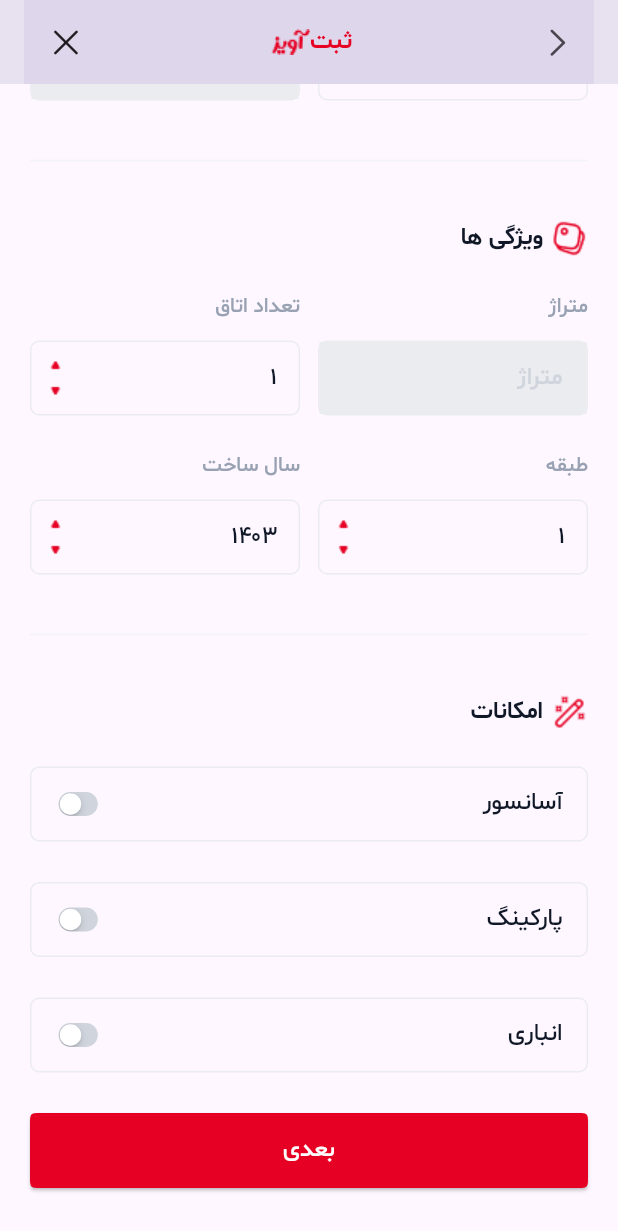
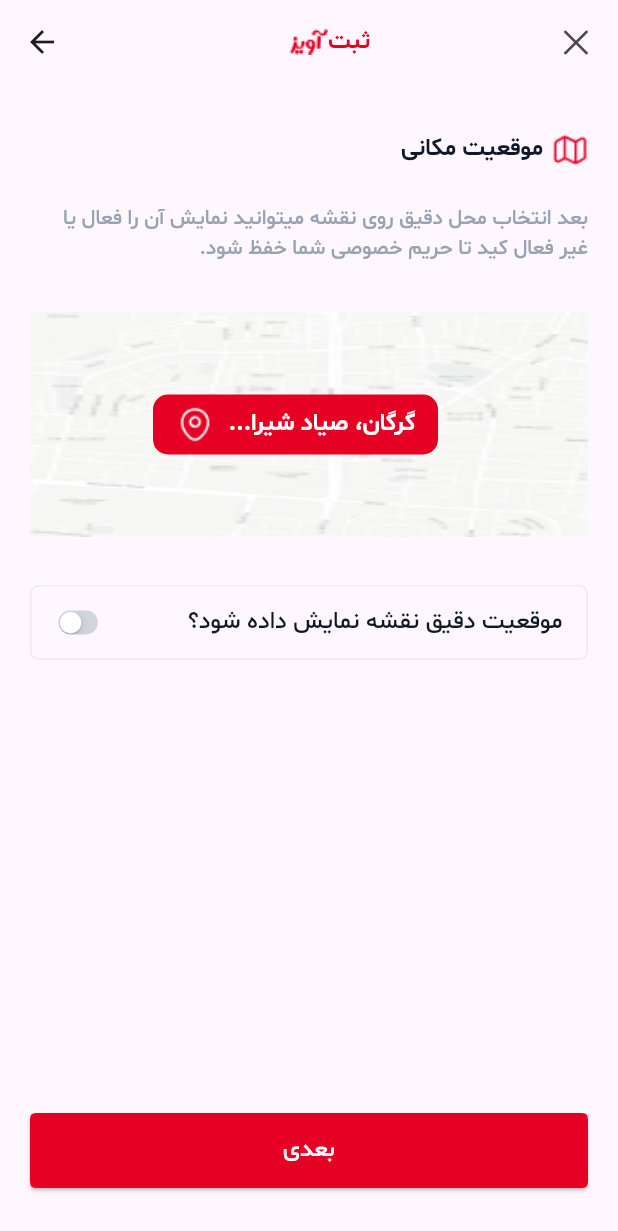
Before and after one commit to samsaie/aviz_application, a Flutter app: the RegisterPromotionDetailScreen screen opened directly, scrolled down 151 dp, after a tap on "بعدی", on a phone screen of 412 x 824 dp. Shown: the top 1231 px of the screen. Run offline on Flutter 3.47's test engine with Material 3 defaults, Android fonts, the phone set to English and light mode, and no system bars; our stand-ins replace bloc, cached_network_image, dartz, dio, dotted_border, flutter_bloc and 3 more.

Commit message:
Register Promotion Screen

```diff
--- a/lib/features/add_promotion/view/register_promotion_detail_screen.dart.dart
+++ b/lib/features/add_promotion/view/register_promotion_detail_screen.dart.dart
@@ -19,7 +19,6 @@ class _RegisterPromotionDetailScreenState
   Widget build(BuildContext context) {
     return Scaffold(
       appBar: AppBar(
-        automaticallyImplyLeading: false,
         title: const AddAppBar(),
       ),
       body: const Directionality(
@@ -27,19 +26,19 @@ class _RegisterPromotionDetailScreenState
         child: SingleChildScrollView(
           child: Column(
             children: [
-              _GetSelectCategory(),
+              _GetSelectCategoryContainer(),
               Divider(
                 endIndent: 20,
                 indent: 20,
                 color: AppColors.grey200,
               ),
-              _GetPropertyCategory(),
+              _GetPropertyContainer(),
               Divider(
                 endIndent: 20,
                 indent: 20,
                 color: AppColors.grey200,
               ),
-              _GetFacilityCategory()
+              _GetFacilityContainer()
             ],
           ),
         ),
@@ -48,14 +47,16 @@ class _RegisterPromotionDetailScreenState
   }
 }
 
-class _GetSelectCategory extends StatefulWidget {
-  const _GetSelectCategory();
+class _GetSelectCategoryContainer extends StatefulWidget {
+  const _GetSelectCategoryContainer();
 
   @override
-  State<_GetSelectCategory> createState() => _GetSelectCategoryState();
+  State<_GetSelectCategoryContainer> createState() =>
+      _GetSelectCategoryContainerState();
 }
 
-class _GetSelectCategoryState extends State<_GetSelectCategory> {
+class _GetSelectCategoryContainerState
+    extends State<_GetSelectCategoryContainer> {
   var categories = [
     'فروش آپارتمان',
     'فروش خانه و ویلا',
@@ -162,12 +163,8 @@ class _GetSelectCategoryState extends State<_GetSelectCategory> {
                         border: InputBorder.none,
                         fillColor: AppColors.grey300,
                         filled: true,
-                        labelText: 'خیابان صیاد شیرازی',
-                        labelStyle: appTheme()
-                            .textTheme
-                            .titleMedium!
-                            .apply(color: AppColors.grey400),
-                        floatingLabelStyle: appTheme()
+                        hintText: 'خیابان صیاد شیرازی',
+                        hintStyle: appTheme()
                             .textTheme
                             .titleMedium!
                             .apply(color: AppColors.grey400),
@@ -184,14 +181,14 @@ class _GetSelectCategoryState extends State<_GetSelectCategory> {
   }
 }
 
-class _GetPropertyCategory extends StatefulWidget {
-  const _GetPropertyCategory();
+class _GetPropertyContainer extends StatefulWidget {
+  const _GetPropertyContainer();
 
   @override
-  State<_GetPropertyCategory> createState() => _GetPropertyCategoryState();
+  State<_GetPropertyContainer> createState() => _GetPropertyContainerState();
 }
 
-class _GetPropertyCategoryState extends State<_GetPropertyCategory> {
+class _GetPropertyContainerState extends State<_GetPropertyContainer> {
   var numbers = [
     '۱',
     '۲',
@@ -259,12 +256,8 @@ class _GetPropertyCategoryState extends State<_GetPropertyCategory> {
                         border: InputBorder.none,
                         fillColor: AppColors.grey300,
                         filled: true,
-                        labelText: 'متراژ',
-                        labelStyle: appTheme()
-                            .textTheme
-                            .titleMedium!
-                            .apply(color: AppColors.grey400),
-                        floatingLabelStyle: appTheme()
+                        hintText: 'متراژ',
+                        hintStyle: appTheme()
                             .textTheme
                             .titleMedium!
                             .apply(color: AppColors.grey400),
@@ -434,8 +427,8 @@ class _GetPropertyCategoryState extends State<_GetPropertyCategory> {
   }
 }
 
-class _GetFacilityCategory extends StatelessWidget {
-  const _GetFacilityCategory();
+class _GetFacilityContainer extends StatelessWidget {
+  const _GetFacilityContainer();
 
   @override
   Widget build(BuildContext context) {
@@ -535,7 +528,7 @@ class _GetFacilityCategory extends StatelessWidget {
           const SizedBox(
             height: 27,
           ),
-          next2Button()
+          next2Button(context)
         ],
       ),
     );
--- /dev/null
+++ b/lib/features/add_promotion/view/register_promotion_location.dart
@@ -0,0 +1,168 @@
+import 'package:flutter/material.dart';
+import '../../../Constants/color.dart';
+import '../../../Constants/theme.dart';
+import '../../../widgets/appBars.dart';
+import '../../../widgets/switch.dart';
+import 'register_promotion_photo_screen.dart';
+
+class RegisterPromotionLocationScreen extends StatefulWidget {
+  const RegisterPromotionLocationScreen({super.key});
+
+  @override
+  State<RegisterPromotionLocationScreen> createState() =>
+      _RegisterPromotionLocationScreenState();
+}
+
+class _RegisterPromotionLocationScreenState
+    extends State<RegisterPromotionLocationScreen> {
+  @override
+  Widget build(BuildContext context) {
+    return Scaffold(
+      appBar: AppBar(
+        title: const AddAppBar(),
+      ),
+      body: Directionality(
+        textDirection: TextDirection.rtl,
+        child: Padding(
+          padding: const EdgeInsets.symmetric(horizontal: 20, vertical: 32),
+          child: Column(
+            children: [
+              Expanded(
+                child: Column(
+                  children: [
+                    Row(
+                      children: [
+                        Image.asset(
+                          'assets/images/map_icon.png',
+                        ),
+                        const SizedBox(
+                          width: 6,
+                        ),
+                        Text(
+                          'موقعیت مکانی',
+                          style: appTheme().textTheme.titleLarge,
+                        ),
+                      ],
+                    ),
+                    const SizedBox(
+                      height: 24,
+                    ),
+                    Text(
+                      'بعد انتخاب محل دقیق روی نقشه میتوانید نمایش آن را فعال یا غیر فعال کید تا حریم خصوصی شما خفظ شود.',
+                      style: appTheme().textTheme.bodyMedium,
+                    ),
+                    const SizedBox(
+                      height: 32,
+                    ),
+                    Container(
+                      decoration: BoxDecoration(
+                        borderRadius: BorderRadius.circular(10),
+                      ),
+                      height: 150,
+                      width: double.infinity,
+                      child: Stack(
+                        children: [
+                          Image.asset(
+                            'assets/images/map_image.png',
+                            width: 500,
+                            fit: BoxFit.fill,
+                          ),
+                          Positioned(
+                            top: 55,
+                            right: 100,
+                            child: Stack(
+                              children: [
+                                Container(
+                                  height: 40,
+                                  width: 190,
+                                  decoration: const BoxDecoration(
+                                    color: AppColors.red,
+                                    borderRadius: BorderRadius.all(
+                                      Radius.circular(10),
+                                    ),
+                                  ),
+                                ),
+                                Positioned(
+                                  top: 8,
+                                  right: 15,
+                                  child: Row(
+                                    children: [
+                                      Text(
+                                        'گرگان، صیاد شیرا...',
+                                        style: appTheme()
+                                            .textTheme
+                                            .titleLarge!
+                                            .apply(color: Colors.white),
+                                      ),
+                                      const SizedBox(
+                                        width: 10,
+                                      ),
+                                      Image.asset(
+                                          'assets/images/location_icon.png'),
+                                    ],
+                                  ),
+                                )
+                              ],
+                            ),
+                          ),
+                        ],
+                      ),
+                    ),
+                    const SizedBox(
+                      height: 32,
+                    ),
+                    Container(
+                      decoration: BoxDecoration(
+                        borderRadius: BorderRadius.circular(6),
+                        border: Border.all(color: AppColors.grey300),
+                      ),
+                      width: double.infinity,
+                      height: 50,
+                      child: Padding(
+                        padding: const EdgeInsets.symmetric(horizontal: 16),
+                        child: Row(
+                          children: [
+                            Text(
+                              'موقعیت دقیق نقشه نمایش داده شود؟',
+                              style: appTheme().textTheme.titleMedium!.apply(
+                                    color: AppColors.grey700,
+                                  ),
+                            ),
+                            const Spacer(),
+                            const SwitchIcon()
+                          ],
+                        ),
+                      ),
+                    ),
+                  ],
+                ),
+              ),
+              SizedBox(
+                height: 50,
+                width: double.infinity,
+                child: ElevatedButton(
+                  style: appTheme().elevatedButtonTheme.style,
+                  onPressed: () {
+                    Navigator.of(context).push(
+                      MaterialPageRoute(
+                        builder: (context) =>
+                            const RegisterPromotionPhotoScreen(),
+                      ),
+                    );
+                  },
+                  child: Text(
+                    'بعدی',
+                    style: appTheme()
+                        .textTheme
+                        .titleMedium!
+                        .apply(color: Colors.white),
+                  ),
+                ),
+              )
+            ],
+          ),
+        ),
+      ),
+    );
+  }
+}
--- a/lib/widgets/appBars.dart
+++ b/lib/widgets/appBars.dart
@@ -78,28 +78,7 @@ class AddAppBar extends StatelessWidget {
   @override
   Widget build(BuildContext context) {
     return AppBar(
-      leading: GestureDetector(
-        onTap: () {
-          Navigator.of(context).push(
-            MaterialPageRoute(
-              builder: (context) => const DashboardScreen(),
-            ),
-          );
-        },
-        child: const Icon(CupertinoIcons.clear),
-      ),
-      actions: [
-        IconButton(
-          onPressed: () {
-            Navigator.of(context).push(
-              MaterialPageRoute(
-                builder: (context) => const DashboardScreen(),
-              ),
-            );
-          },
-          icon: const Icon(CupertinoIcons.right_chevron),
-        ),
-      ],
+      titleSpacing: 0,
       title: Row(
         mainAxisAlignment: MainAxisAlignment.center,
         children: [
@@ -109,6 +88,19 @@ class AddAppBar extends StatelessWidget {
                   appTheme().textTheme.titleLarge!.apply(color: AppColors.red))
         ],
       ),
+      automaticallyImplyLeading: false,
+      actions: [
+        GestureDetector(
+          onTap: () {
+            Navigator.of(context).push(
+              MaterialPageRoute(
+                builder: (context) => const DashboardScreen(),
+              ),
+            );
+          },
+          child: const Icon(CupertinoIcons.clear),
+        ),
+      ],
       centerTitle: true,
       backgroundColor: Colors.transparent,
     );
--- a/lib/widgets/buttons.dart
+++ b/lib/widgets/buttons.dart
@@ -1,3 +1,5 @@
+import 'package:aviz_application/features/add_promotion/view/register_promotion_location.dart';
+
 import '../../Constants/theme.dart';
 
 import '../features/dashboard_screen.dart';
@@ -95,13 +97,19 @@ Widget nextButton(BuildContext context) {
   );
 }
 
-Widget next2Button() {
+Widget next2Button(context) {
   return SizedBox(
     height: 50,
     width: double.infinity,
     child: ElevatedButton(
       style: appTheme().elevatedButtonTheme.style,
-      onPressed: () {},
+      onPressed: () {
+        Navigator.of(context).push(
+          MaterialPageRoute(
+            builder: (context) => const RegisterPromotionLocationScreen(),
+          ),
+        );
+      },
       child: Text(
         'بعدی',
         style: appTheme().textTheme.titleMedium!.apply(color: Colors.white),
--- a/pubspec.yaml
+++ b/pubspec.yaml
@@ -29,6 +29,7 @@ dependencies:
 
   pin_code_fields: ^8.0.1
   smooth_page_indicator: ^1.1.0
+  dotted_border: ^2.1.0
 
 
 dev_dependencies:
```
Also changed, not shown: lib/features/add_promotion/view/register_promotion_photo_screen.dart (added, +336 -0 lines), lib/features/auth/view/login_screen.dart (+2 -6 lines), lib/features/auth/view/signin_screen.dart (+4 -12 lines), pubspec.lock.
